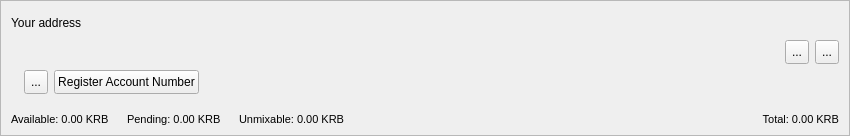
Old version of the form src/gui/ui/accountframe.ui in the repository Karbovanets/karbowanecwallet.
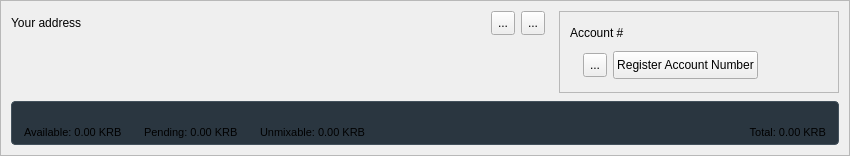
New version of the form. Icons and pictures are not drawn.

Commit message: Two rows for address with account no in columns side by side and balance below

```diff
--- a/src/gui/ui/accountframe.ui
+++ b/src/gui/ui/accountframe.ui
@@ -7,19 +7,19 @@
     <x>0</x>
     <y>0</y>
     <width>850</width>
-    <height>136</height>
+    <height>156</height>
    </rect>
   </property>
   <property name="minimumSize">
    <size>
     <width>0</width>
-    <height>136</height>
+    <height>156</height>
    </size>
   </property>
   <property name="maximumSize">
    <size>
     <width>16777215</width>
-    <height>136</height>
+    <height>156</height>
    </size>
   </property>
   <property name="windowTitle">
@@ -36,34 +36,66 @@
   </property>
   <layout class="QVBoxLayout" name="verticalLayout">
    <property name="spacing">
+    <number>8</number>
+   </property>
+   <property name="leftMargin">
+    <number>10</number>
+   </property>
+   <property name="topMargin">
+    <number>10</number>
+   </property>
+   <property name="rightMargin">
+    <number>10</number>
+   </property>
+   <property name="bottomMargin">
+    <number>10</number>
+   </property>
+   <item>
+    <layout class="QHBoxLayout" name="topLayout">
+     <property name="spacing">
+      <number>14</number>
+     </property>
+     <item>
+      <widget class="QFrame" name="m_addressPanel">
+       <property name="frameShape">
+        <enum>QFrame::NoFrame</enum>
+       </property>
+       <property name="frameShadow">
+        <enum>QFrame::Plain</enum>
+       </property>
+       <layout class="QVBoxLayout" name="addressPanelLayout">
+        <property name="spacing">
     <number>4</number>
    </property>
    <property name="leftMargin">
-    <number>10</number>
+         <number>0</number>
    </property>
    <property name="topMargin">
-    <number>10</number>
+         <number>0</number>
    </property>
    <property name="rightMargin">
-    <number>10</number>
+         <number>0</number>
    </property>
    <property name="bottomMargin">
-    <number>10</number>
+         <number>0</number>
    </property>
    <item>
     <layout class="QHBoxLayout" name="horizontalLayout_2">
+          <property name="spacing">
+           <number>6</number>
+          </property>
      <item>
      <widget class="QLabel" name="label">
        <property name="minimumSize">
         <size>
          <width>0</width>
-         <height>24</height>
+              <height>18</height>
         </size>
        </property>
        <property name="maximumSize">
         <size>
          <width>16777215</width>
-         <height>24</height>
+              <height>18</height>
         </size>
        </property>
        <property name="alignment">
@@ -81,22 +113,75 @@
        </property>
        <property name="sizeHint" stdset="0">
         <size>
-         <width>788</width>
+              <width>40</width>
          <height>20</height>
         </size>
        </property>
       </spacer>
      </item>
-    </layout>
-   </item>
-   <item>
-    <layout class="QHBoxLayout" name="horizontalLayout">
-    <property name="spacing">
-      <number>6</number>
-     </property>
-     <property name="sizeConstraint">
-      <enum>QLayout::SetMinimumSize</enum>
-     </property>
+          <item>
+           <widget class="QToolButton" name="m_copyButton">
+            <property name="minimumSize">
+             <size>
+              <width>24</width>
+              <height>24</height>
+             </size>
+            </property>
+            <property name="maximumSize">
+             <size>
+              <width>24</width>
+              <height>24</height>
+             </size>
+            </property>
+            <property name="toolTip">
+             <string>Copy address</string>
+            </property>
+            <property name="statusTip">
+             <string/>
+            </property>
+            <property name="whatsThis">
+             <string/>
+            </property>
+            <property name="text">
+             <string>...</string>
+            </property>
+            <property name="icon">
+             <iconset resource="../../resources.qrc">
+              <normaloff>:/icons/copy_white</normaloff>:/icons/copy_white</iconset>
+            </property>
+           </widget>
+          </item>
+          <item>
+           <widget class="QToolButton" name="m_qrButton">
+            <property name="minimumSize">
+             <size>
+              <width>24</width>
+              <height>24</height>
+             </size>
+            </property>
+            <property name="maximumSize">
+             <size>
+              <width>24</width>
+              <height>24</height>
+             </size>
+            </property>
+            <property name="toolTip">
+             <string>Show QR code</string>
+            </property>
+            <property name="statusTip">
+             <string/>
+            </property>
+            <property name="text">
+             <string>...</string>
+            </property>
+            <property name="icon">
+             <iconset resource="../../resources.qrc">
+              <normaloff>:/icons/qrcode</normaloff>:/icons/qrcode</iconset>
+            </property>
+           </widget>
+          </item>
+         </layout>
+        </item>
      <item>
       <widget class="QLabel" name="m_addressLabel">
        <property name="sizePolicy">
@@ -108,13 +193,13 @@
        <property name="minimumSize">
         <size>
          <width>0</width>
-         <height>28</height>
+            <height>48</height>
         </size>
        </property>
        <property name="maximumSize">
         <size>
          <width>16777215</width>
-         <height>28</height>
+            <height>52</height>
         </size>
        </property>
        <property name="baseSize">
@@ -151,68 +236,63 @@
        </property>
       </widget>
      </item>
-     <item>
-      <widget class="QToolButton" name="m_copyButton">
-       <property name="minimumSize">
-        <size>
-         <width>24</width>
-         <height>24</height>
-        </size>
-       </property>
-       <property name="maximumSize">
-        <size>
-         <width>24</width>
-         <height>24</height>
-        </size>
-       </property>
-       <property name="toolTip">
-        <string>Copy address</string>
-       </property>
-       <property name="statusTip">
-        <string/>
-       </property>
-       <property name="whatsThis">
-        <string/>
-       </property>
-       <property name="text">
-        <string>...</string>
-       </property>
-       <property name="icon">
-        <iconset resource="../../resources.qrc">
-         <normaloff>:/icons/copy_white</normaloff>:/icons/copy_white</iconset>
-       </property>
-      </widget>
-     </item>
-     <item>
-      <widget class="QToolButton" name="m_qrButton">
-       <property name="minimumSize">
-        <size>
-         <width>24</width>
-         <height>24</height>
-        </size>
-       </property>
-       <property name="maximumSize">
-        <size>
-         <width>24</width>
-         <height>24</height>
-        </size>
-       </property>
-       <property name="toolTip">
-        <string>Show QR code</string>
-       </property>
-       <property name="statusTip">
-        <string/>
-       </property>
-       <property name="text">
-        <string>...</string>
-       </property>
-       <property name="icon">
-        <iconset resource="../../resources.qrc">
-         <normaloff>:/icons/qrcode</normaloff>:/icons/qrcode</iconset>
-       </property>
-      </widget>
-     </item>
-    </layout>
+       </layout>
+      </widget>
+     </item>
+     <item>
+      <widget class="QFrame" name="m_accountNumberPanel">
+       <property name="minimumSize">
+        <size>
+         <width>228</width>
+         <height>0</height>
+        </size>
+       </property>
+       <property name="maximumSize">
+        <size>
+         <width>280</width>
+         <height>16777215</height>
+        </size>
+       </property>
+       <property name="frameShape">
+        <enum>QFrame::StyledPanel</enum>
+       </property>
+       <property name="frameShadow">
+        <enum>QFrame::Plain</enum>
+       </property>
+       <layout class="QVBoxLayout" name="accountNumberPanelLayout">
+        <property name="spacing">
+         <number>4</number>
+        </property>
+        <property name="leftMargin">
+         <number>10</number>
+        </property>
+        <property name="topMargin">
+         <number>8</number>
+        </property>
+        <property name="rightMargin">
+         <number>10</number>
+        </property>
+        <property name="bottomMargin">
+         <number>8</number>
+        </property>
+        <item>
+         <widget class="QLabel" name="m_accountNumberTitleLabel">
+          <property name="minimumSize">
+           <size>
+            <width>0</width>
+            <height>18</height>
+           </size>
+          </property>
+          <property name="maximumSize">
+           <size>
+            <width>16777215</width>
+            <height>18</height>
+           </size>
+          </property>
+          <property name="text">
+           <string>Account #</string>
+          </property>
+         </widget>
    </item>
    <item>
     <layout class="QHBoxLayout" name="accountNumberLayout">
@@ -230,13 +310,13 @@
        <property name="minimumSize">
         <size>
          <width>0</width>
-         <height>24</height>
+              <height>30</height>
         </size>
        </property>
        <property name="maximumSize">
         <size>
          <width>16777215</width>
-         <height>28</height>
+              <height>30</height>
         </size>
        </property>
        <property name="cursor">
@@ -248,8 +328,8 @@
        <property name="text">
         <string/>
        </property>
-       <property name="wordWrap">
-        <bool>true</bool>
+            <property name="alignment">
+             <set>Qt::AlignLeading|Qt::AlignLeft|Qt::AlignVCenter</set>
        </property>
        <property name="textInteractionFlags">
         <set>Qt::TextSelectableByKeyboard|Qt::TextSelectableByMouse</set>
@@ -287,13 +367,13 @@
        <property name="minimumSize">
         <size>
          <width>0</width>
-         <height>24</height>
+              <height>28</height>
         </size>
        </property>
        <property name="maximumSize">
         <size>
          <width>16777215</width>
-         <height>24</height>
+              <height>28</height>
         </size>
        </property>
        <property name="toolTip">
@@ -319,12 +399,23 @@
      </item>
     </layout>
    </item>
+       </layout>
+      </widget>
+     </item>
+    </layout>
+   </item>
    <item>
     <widget class="QFrame" name="m_accountBalances">
      <property name="minimumSize">
       <size>
        <width>0</width>
-       <height>28</height>
+       <height>44</height>
+      </size>
+     </property>
+     <property name="maximumSize">
+      <size>
+       <width>16777215</width>
+       <height>44</height>
       </size>
      </property>
      <property name="baseSize">
@@ -333,37 +424,40 @@
        <height>28</height>
       </size>
      </property>
+     <property name="styleSheet">
+      <string notr="true">QFrame#m_accountBalances { background-color: #2A3640; border: 1px solid #43515C; border-radius: 4px; }</string>
+     </property>
      <layout class="QHBoxLayout" name="horizontalLayout_3">
       <property name="spacing">
-       <number>8</number>
+       <number>12</number>
       </property>
       <property name="sizeConstraint">
        <enum>QLayout::SetMinimumSize</enum>
       </property>
       <property name="leftMargin">
-       <number>0</number>
+       <number>12</number>
       </property>
       <property name="topMargin">
-       <number>0</number>
+       <number>4</number>
       </property>
       <property name="rightMargin">
-       <number>0</number>
+       <number>12</number>
       </property>
       <property name="bottomMargin">
-       <number>0</number>
+       <number>4</number>
       </property>
       <item>
        <widget class="QLabel" name="m_actualBalanceLabel">
         <property name="minimumSize">
          <size>
           <width>0</width>
-          <height>28</height>
+          <height>32</height>
          </size>
         </property>
         <property name="maximumSize">
          <size>
           <width>16777215</width>
-          <height>28</height>
+          <height>32</height>
          </size>
         </property>
         <property name="baseSize">
@@ -416,13 +510,13 @@
         <property name="minimumSize">
          <size>
           <width>0</width>
-          <height>28</height>
+          <height>32</height>
          </size>
         </property>
         <property name="maximumSize">
          <size>
           <width>16777215</width>
-          <height>28</height>
+          <height>32</height>
          </size>
         </property>
         <property name="baseSize">
@@ -475,13 +569,13 @@
         <property name="minimumSize">
          <size>
           <width>0</width>
-          <height>28</height>
+          <height>32</height>
          </size>
         </property>
         <property name="maximumSize">
          <size>
           <width>16777215</width>
-          <height>28</height>
+          <height>32</height>
          </size>
         </property>
         <property name="baseSize">
@@ -534,13 +628,13 @@
         <property name="minimumSize">
          <size>
           <width>0</width>
-          <height>28</height>
+          <height>32</height>
          </size>
         </property>
         <property name="maximumSize">
          <size>
           <width>16777215</width>
-          <height>28</height>
+          <height>32</height>
          </size>
         </property>
         <property name="baseSize">
```
Left out of the diff: 12 changed lines with no effect on the pictures. Lines whose indentation alone changed are shown as unchanged. The commit also changes 4 other files.
